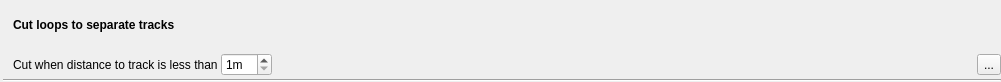
This is src/qmapshack/gis/trk/filter/IFilterLoopsCut.ui in Maproom/qmapshack as Qt 5 draws it before an edit. The edited form follows.
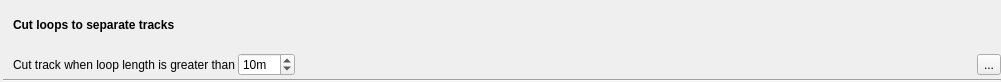
This is the edited form. Icons and pictures are not drawn.

Commit message: Second version using intersections

What changed in the file:
```diff
--- a/src/qmapshack/gis/trk/filter/IFilterLoopsCut.ui
+++ b/src/qmapshack/gis/trk/filter/IFilterLoopsCut.ui
@@ -54,7 +54,7 @@
      <item>
       <widget class="QLabel" name="label">
        <property name="text">
-        <string>Cut when distance to track is less than</string>
+        <string>Cut track when loop length is greater than</string>
        </property>
       </widget>
      </item>
@@ -72,6 +72,12 @@
        <property name="minimum">
         <number>1</number>
        </property>
+       <property name="maximum">
+        <number>999</number>
+       </property>
+       <property name="value">
+        <number>10</number>
+       </property>
       </widget>
      </item>
      <item>
```
The commit also changes 1 other file.
